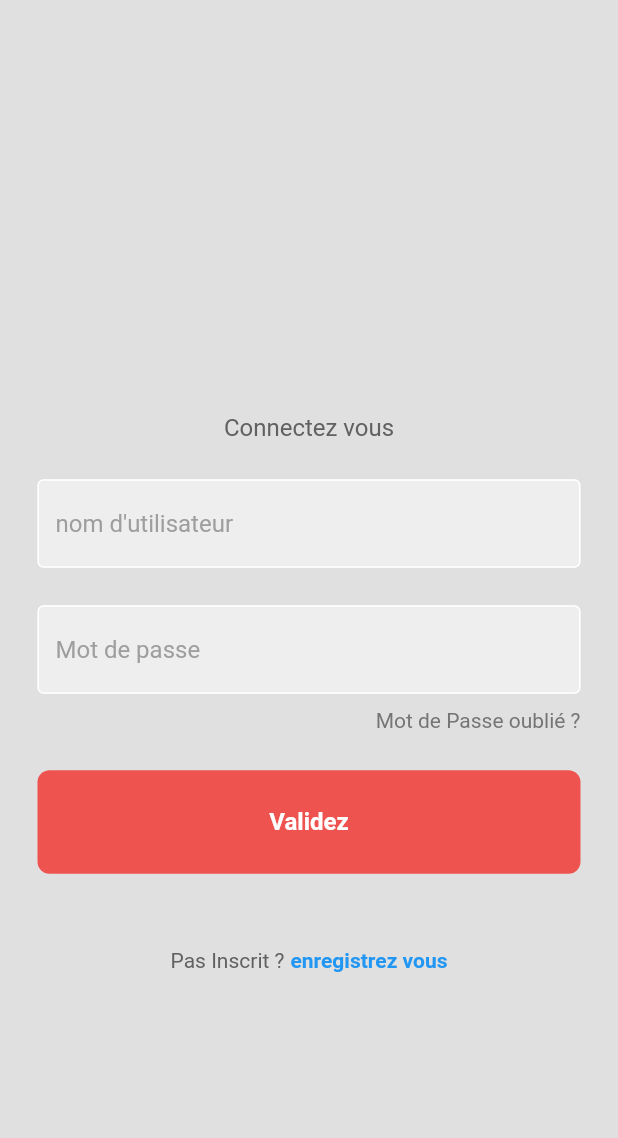
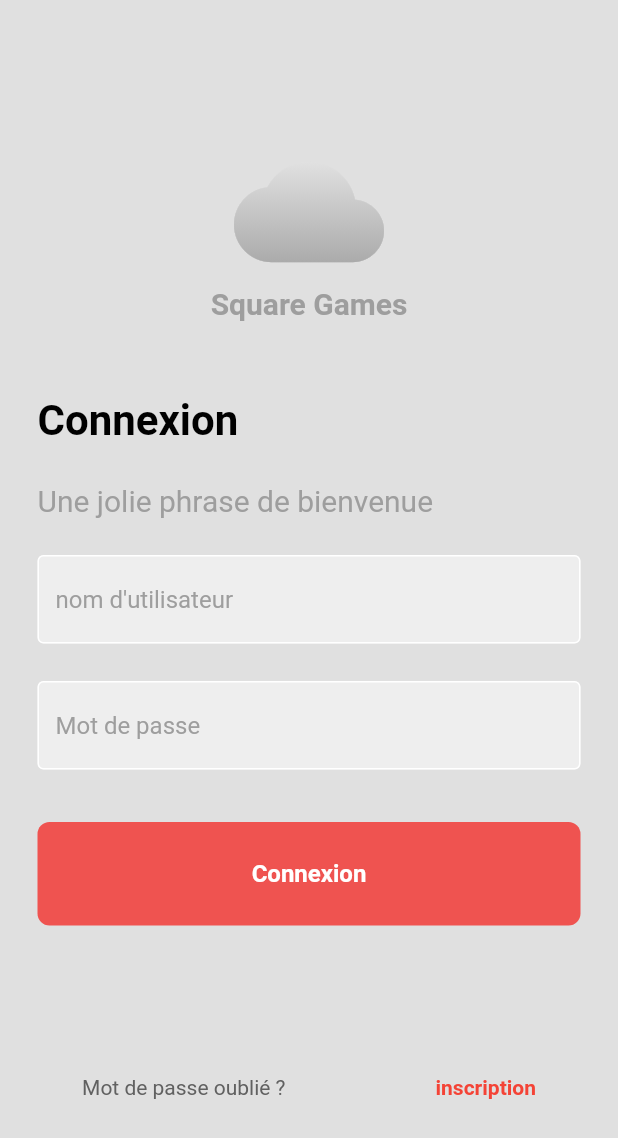
Before and after one commit to Anthony-Amico/squareMobil, a Flutter app: the screen it shows after launch, on a phone screen of 412 x 824 dp. Shown: the top 1138 px of the screen. Run offline on Flutter 3.47's test engine with Material 2 defaults, Android fonts, the phone set to English and light mode, and no system bars.

Commit message:
finition page accueil

```diff
--- a/lib/main.dart
+++ b/lib/main.dart
@@ -16,6 +16,7 @@ class MyApp extends StatelessWidget {
         primarySwatch: Colors.blue,
       ),
       home: LoginPage(),
+
     );
   }
 }
--- a/lib/src/component/my_button.dart
+++ b/lib/src/component/my_button.dart
@@ -21,7 +21,7 @@ class MyButton extends StatelessWidget{
 
         child: const Center(
           child: Text(
-          "Validez",
+          "Connexion",
           style: TextStyle(
             color: Colors.white,
             fontWeight: FontWeight.bold,
--- a/lib/src/login.dart
+++ b/lib/src/login.dart
@@ -1,5 +1,6 @@
 
 import 'dart:convert';
+import 'dart:ui';
 
 import 'package:flutter/material.dart';
 import 'package:square_mobil/src/component/my_button.dart';
@@ -12,37 +13,143 @@ import 'package:http/http.dart';
     final usernameController = TextEditingController();
     final passwordController = TextEditingController();
 
-    void login(String login , String password) async {
 
-    try{
 
-      Response response = await post(
-        Uri.parse(ApiConstants.baseUrl+ApiConstants.connectionUrl),
-        body: {
-          'login' : login,
-          'password' : password
-        }
+
+  @override
+  Widget build(BuildContext context){
+    return Scaffold(
+      backgroundColor: Colors.grey[300],
+      body: SafeArea(
+        child: Center(
+          child: Column(
+            mainAxisAlignment: MainAxisAlignment.center,
+            children:  [
+              const SizedBox(height: 0),
+              ShaderMask(
+                shaderCallback: (Rect bounds) {
+                  return LinearGradient(
+                    begin: Alignment.topCenter,
+                    end: Alignment.bottomCenter,
+                    colors: [Colors.grey.shade200, Colors.grey.shade500],
+                  ).createShader(bounds);
+                },
+                child: Icon(
+                  Icons.cloud,
+                  color: Colors.white,
+                  size: 100.0,
+                ),
+
+              ),
+              Text(
+                'Square Games',
+                style: TextStyle(
+                  color: Colors.grey[500],
+                  fontSize: 20,
+                  fontWeight: FontWeight.bold,
+                ),
+              ),
+              const SizedBox(height: 50),
+              Padding(
+                padding: const EdgeInsets.only(left: 25.0),
+                child: Row(
+                  mainAxisAlignment: MainAxisAlignment.start,
+                  children: const [
+                    Text(
+                      'Connexion',
+                      style: TextStyle(
+                        color: Colors.black,
+                        fontSize: 28,
+                        fontWeight: FontWeight.bold,
+                      ),
+                    ),
+                  ],
+                ),
+              ),
+              const SizedBox(height: 25),
+              Padding(
+                padding: const EdgeInsets.only(left: 25.0),
+                child: Row(
+                  mainAxisAlignment: MainAxisAlignment.start,
+                  children: const [
+                    Text(
+                      'Une jolie phrase de bienvenue',
+                      style: TextStyle(
+                        color: Colors.grey,
+                        fontSize: 20,
+                        // fontWeight: FontWeight.bold,
+                      ),
+                    ),
+                  ],
+                ),
+              ),
+              const SizedBox(height: 25),
+              MyTextField(
+                controller: usernameController,
+                hintText: "nom d'utilisateur",
+                obscureText: false,
+              ),
+
+              const SizedBox(height: 25),
+              MyTextField(
+                controller: passwordController,
+                hintText: 'Mot de passe',
+                obscureText: true,
+              ),
+
+              const SizedBox(height: 10),
+              /*Padding(
+                padding: const EdgeInsets.symmetric(horizontal: 25),
+                child: Row(
+                  mainAxisAlignment: MainAxisAlignment.end,
+                  children: [
+                    Text(
+                      'Mot de Passe oublié ?',
+                      style: TextStyle(color: Colors.grey[600]),
+                    ),
+                  ],
+                ),
+              ),*/
+              const SizedBox(height: 25),
+              MyButton(
+                onTap:() {
+                  signUserIn(usernameController.text,
+                      passwordController.text);
+                },),
+              const SizedBox(height: 100),
+
+              Row(
+                mainAxisAlignment: MainAxisAlignment.center,
+                children: [
+                  Text(
+                    'Mot de passe oublié ?',
+                    style: TextStyle(color: Colors.grey[700]),
+                  ),
+                  const SizedBox(width: 100),
+                  const Text('inscription',
+                    style: TextStyle(
+                        color: Colors.red,
+                        fontWeight: FontWeight.bold
+                    ),
+                  ),
+                ],
+              ),
+            ],
+          ),
+        )
+
+      ),
     );
-
-      if(response.statusCode == 200){
-
-        var data = jsonDecode(response.body.toString());
-        print(data['token']);
-        print('Login successfully');
-
-      }else {
-        print('failed');
-      }
-    }catch(e){
-      print(e.toString());
   }
 }
+
+
 
 void signUserIn(String login , String password) async {
     try{
 
       Response response = await post(
-          Uri.parse('http://172.22.114.101:8080/api/1/sessions'),
+          Uri.parse(ApiConstants.baseUrl+ApiConstants.connectionUrl),
           headers: <String, String>{
             'Content-Type': 'application/json; charset=UTF-8',
           },
@@ -66,80 +173,3 @@ import 'package:http/http.dart';
       print(e.toString());
     }
   }
-
-  @override
-  Widget build(BuildContext context){
-    return Scaffold(
-      backgroundColor: Colors.grey[300],
-      body: SafeArea(
-        child: Center(
-          child: Column(
-            mainAxisAlignment: MainAxisAlignment.center,
-            children:  [
-              const SizedBox(height: 100),
-              Text(
-                'Connectez vous',
-                style: TextStyle(
-                  color: Colors.grey[700],
-                  fontSize: 16,
-                ),
-              ),
-              const SizedBox(height: 25),
-              MyTextField(
-                controller: usernameController,
-                hintText: "nom d'utilisateur",
-                obscureText: false,
-              ),
-
-              const SizedBox(height: 25),
-              MyTextField(
-                controller: passwordController,
-                hintText: 'Mot de passe',
-                obscureText: true,
-              ),
-
-              const SizedBox(height: 10),
-              Padding(
-                padding: const EdgeInsets.symmetric(horizontal: 25),
-                child: Row(
-                  mainAxisAlignment: MainAxisAlignment.end,
-                  children: [
-                    Text(
-                      'Mot de Passe oublié ?',
-                      style: TextStyle(color: Colors.grey[600]),
-                    ),
-                  ],
-                ),
-              ),
-              const SizedBox(height: 25),
-              MyButton(
-                onTap:() {
-                  signUserIn(usernameController.text,
-                      passwordController.text);
-                },),
-              const SizedBox(height: 50),
-
-              Row(
-                mainAxisAlignment: MainAxisAlignment.center,
-                children: [
-                  Text(
-                    'Pas Inscrit ?',
-                    style: TextStyle(color: Colors.grey[700]),
-                  ),
-                  const SizedBox(width: 4),
-                  const Text('enregistrez vous',
-                    style: TextStyle(
-                        color: Colors.blue,
-                        fontWeight: FontWeight.bold
-                    ),
-                  ),
-                ],
-              ),
-            ],
-          ),
-        )
-
-      ),
-    );
-  }
-}
--- a/pubspec.yaml
+++ b/pubspec.yaml
@@ -59,8 +59,8 @@ flutter:
   uses-material-design: true
 
   # To add assets to your application, add an assets section, like this:
-  # assets:
-  #   - images/a_dot_burr.jpeg
+  assets:
+     - lib/images/
   #   - images/a_dot_ham.jpeg
 
   # An image asset can refer to one or more resolution-specific "variants", see
```
Also changed, not shown: lib/images/cloud.png (added). Lines whose indentation alone changed are shown as unchanged.
